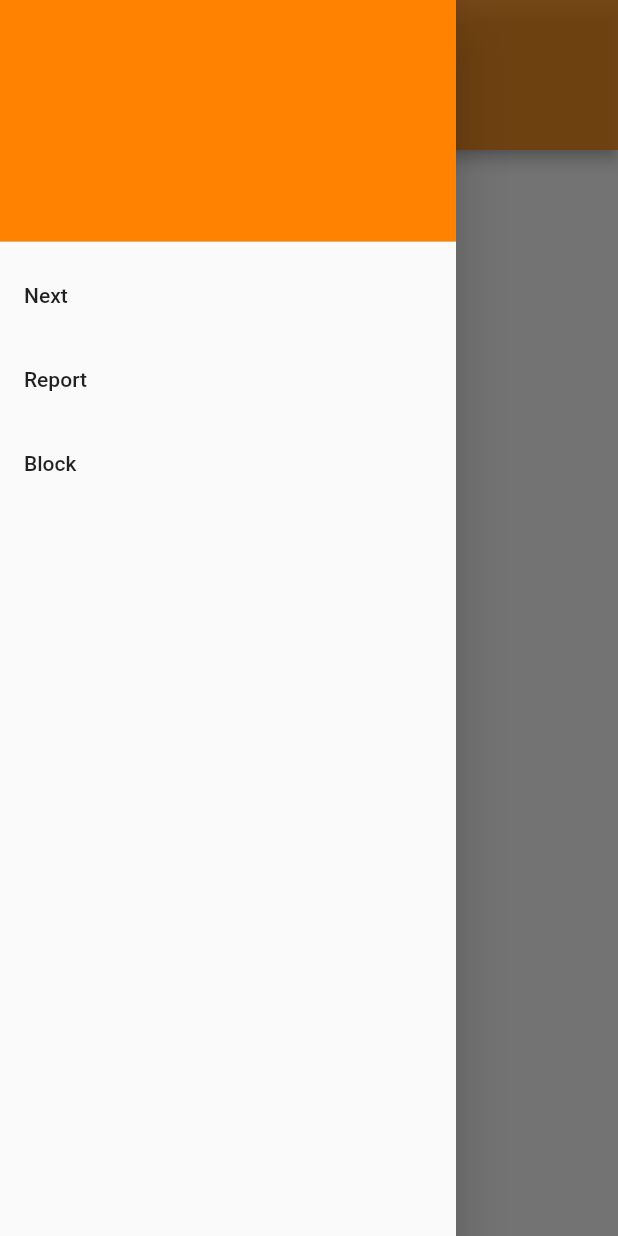
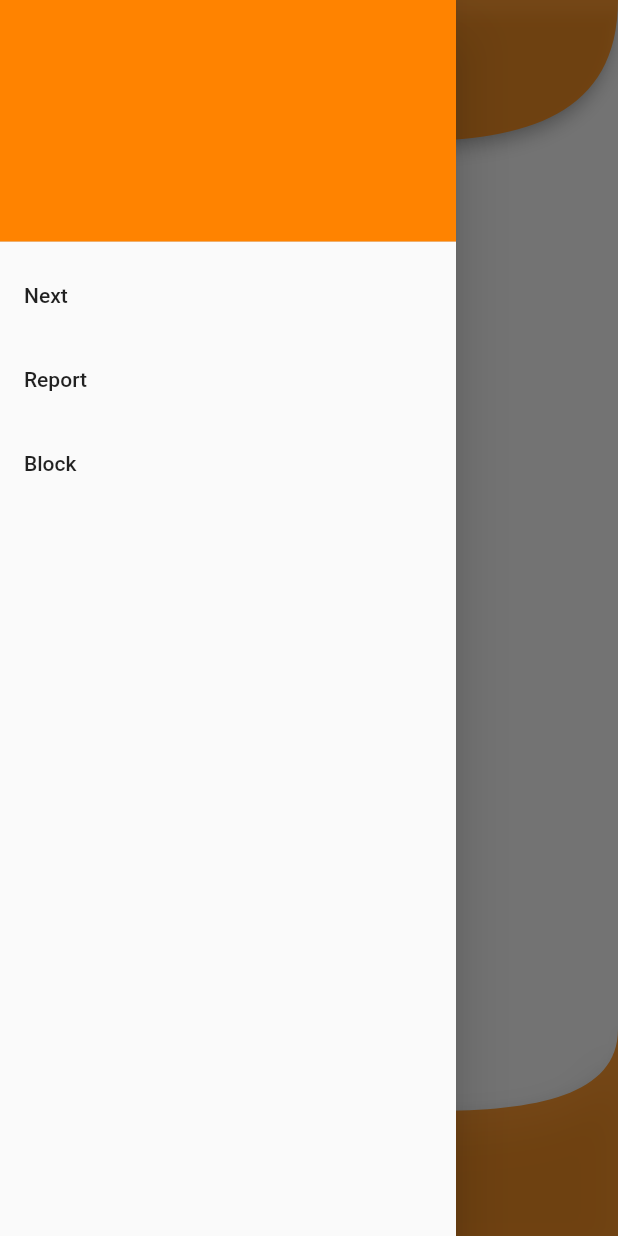
Before and after one commit to jdarangop/franle_app, a Flutter app: the screen it shows after launch, with the side drawer open, on a phone screen of 412 x 824 dp. Run offline on Flutter 3.47's test engine with Material 2 defaults, Android fonts, the phone set to English and light mode, and no system bars; our stand-ins replace flutter_tts; network calls fail.

Commit message:
Feature: add cruving styling with the bezier curves to the appbars

```diff
--- a/lib/chat/franlechat.dart
+++ b/lib/chat/franlechat.dart
@@ -9,14 +9,11 @@ class ChatFranle extends StatelessWidget {
     return Scaffold(
       appBar:
         PreferredSize(
-        preferredSize: Size.fromHeight(100),
+        preferredSize: Size.fromHeight(110),
         child: AppBar(
           backgroundColor: Color.fromRGBO(255, 131, 0, 0.8),
           title: Center(child: Text("Franle",)),
-        shape: ContinuousRectangleBorder(
-          borderRadius: BorderRadius.only(
-            bottomLeft: Radius.elliptical(600, 600),
-            bottomRight: Radius.elliptical(0, 0))),
+          shape: CubicBezierShapeBorder(),
         ),
       ),
       drawer: Drawer(
@@ -50,99 +47,62 @@ class ChatFranle extends StatelessWidget {
       ),
       body: Padding(
         padding: EdgeInsets.all(16.0),
-        child: WebSocketChat(),/*Column(
-          crossAxisAlignment: CrossAxisAlignment.stretch,
-          children: <Widget>[
-            Expanded(
         child: WebSocketChat(),
       ),
-            Bubble(
-              message: '12:00',
-              send: false,
+      bottomNavigationBar: PreferredSize(
+        preferredSize: Size.fromHeight(100),
+        child: BottomAppBar(
+          color: Color.fromRGBO(255, 131, 0, 0.8),
+          child: Padding(
+            padding: const EdgeInsets.all(23.0),
+            //child: Icon(Icons.mic),
           ),
-            Bubble(
-              message: '12:01',
-              send: false,
+          shape: AutomaticNotchedShape(CubicBezierShapeBorderBottom(), CircleBorder(),),
         ),
-            Bubble(
-              message: '12:02',
-              send: true,
       ),
-            Bubble(
-              message: '12:03',
-              send: false,
-            ),
-          ],
-        ),*/
+      floatingActionButtonLocation: FloatingActionButtonLocation.centerDocked,
+      floatingActionButton: FloatingActionButton(onPressed: () {},
+        child: Icon(Icons.mic),
       ),
     );
   }
 }
 
-class ShapeAppBar extends ContinuousRectangleBorder {
 
+class CubicBezierShapeBorder extends ContinuousRectangleBorder {
   @override
   Path getOuterPath(Rect rect, {TextDirection textDirection}) {
-    /*Path path = Path();
-    path.quadraticBezierTo(rect.width + 50, rect.height, rect.width, rect.height);
+    Path path = Path();
+    Offset control1 = Offset(rect.width, rect.height * 1.8);
+    Offset control2 = Offset(0.0, 0.0);
+    Offset endPoint = Offset(rect.width, rect.height * 0.0);
+    path.lineTo(0.0, rect.height* 1.20);
+    path.cubicTo(
+        control2.dx, control2.dy, control1.dx, control1.dy, endPoint.dx,
+        endPoint.dy);
+    path.lineTo(0.0, 0.0);
 
-    return path;*/
-    final double innerCircleRadius = 150.0;
-
-    Path path = Path();
-    path.lineTo(0, rect.height);
-    path.quadraticBezierTo(rect.width / 2 - (innerCircleRadius / 2) - 30, rect.height + 15, rect.width / 2 - 75, rect.height + 50);
-    path.cubicTo(
-        rect.width / 2 - 40, rect.height + innerCircleRadius - 40,
-        rect.width / 2 + 40, rect.height + innerCircleRadius - 40,
-        rect.width / 2 + 75, rect.height + 50
-    );
-    path.quadraticBezierTo(rect.width / 2 + (innerCircleRadius / 2) + 30, rect.height + 15, rect.width, rect.height);
-    path.lineTo(rect.width, 0.0);
     path.close();
-
     return path;
   }
 }
 
-
-class CustomShapeBorder extends ContinuousRectangleBorder {
+class CubicBezierShapeBorderBottom extends ContinuousRectangleBorder {
   @override
   Path getOuterPath(Rect rect, {TextDirection textDirection}) {
+    Path path = Path();
+    Offset control1 = Offset(rect.width, rect.height * 0.66);
+    Offset control2 = Offset(0.0, rect.height * -2.33);
+    Offset endPoint = Offset(rect.width, rect.height * -2.0);
+    path.cubicTo(
+        control2.dx, control2.dy, control1.dx, control1.dy, endPoint.dx,
+        endPoint.dy);
+    path.lineTo(rect.width, rect.height);
+    path.lineTo(0.0, rect.height);
+    path.lineTo(0.0, 0.0);
 
-    //final double innerCircleRadius = 150.0;
 
-    Path path = Path();
-    //path.lineTo(0, rect.height + 50);
-    //path.cubicTo(250, rect.height, 200, 200, rect.width, 0);
-    //path.quadraticBezierTo(0.12 * rect.width, 0.98 * rect.height, 0.93 * rect.width, 0.08 * rect.height + 50);
-    /*path.cubicTo(
-        rect.width, rect.height,
-        rect.width, rect.height+50,
-        rect.width+50, rect.height
-    );*/
-    //path.quadraticBezierTo(rect.width / 2 + (innerCircleRadius / 2) + 30, rect.height + 15, rect.width, rect.height);
-    //path.lineTo(0, rect.height);
-    //path.lineTo(rect.width, 0);
-    //path.lineTo(0, rect.height);
-    //path.lineTo(rect.width, rect.height);
-    //path.lineTo(0, 0);
-    /*path.lineTo(0.0, size.height - 20);
-    var firstControlPoint = Offset(size.width / 4, size.height);
-    var firstEndPoint = Offset(size.width / 2.25, size.height - 30.0);
-    path.quadraticBezierTo(firstControlPoint.dx, firstControlPoint.dy,
-        firstEndPoint.dx, firstEndPoint.dy);
-    var secondControlPoint =
-        Offset(size.width - (size.width / 3.25), size.height - 65);
-    var secondEndPoint = Offset(size.width, size.height - 40);
-    path.quadraticBezierTo(secondControlPoint.dx, secondControlPoint.dy,
-        secondEndPoint.dx, secondEndPoint.dy);
-    path.lineTo(size.width, size.height - 40);
-    path.lineTo(size.width, 0.0);
     path.close();
-    return path;*/
-    path.close();
-
     return path;
   }
 }
```
Also changed, not shown: lib/chat/bubble.dart (+2 -16 lines). Lines whose indentation alone changed are shown as unchanged.
